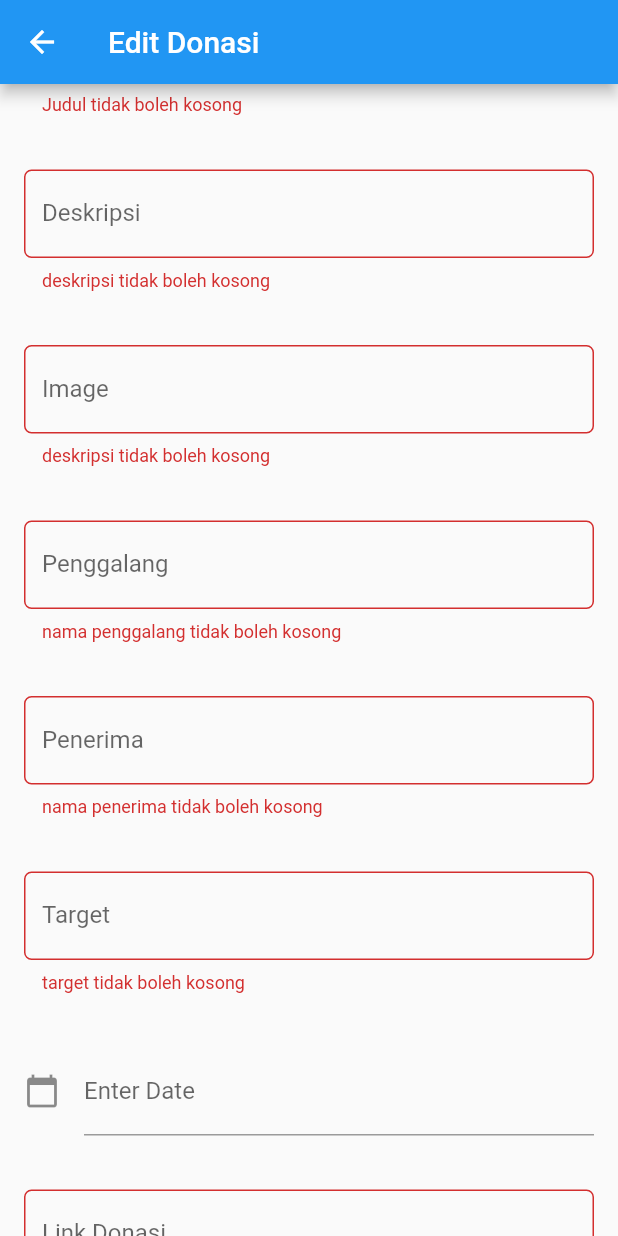
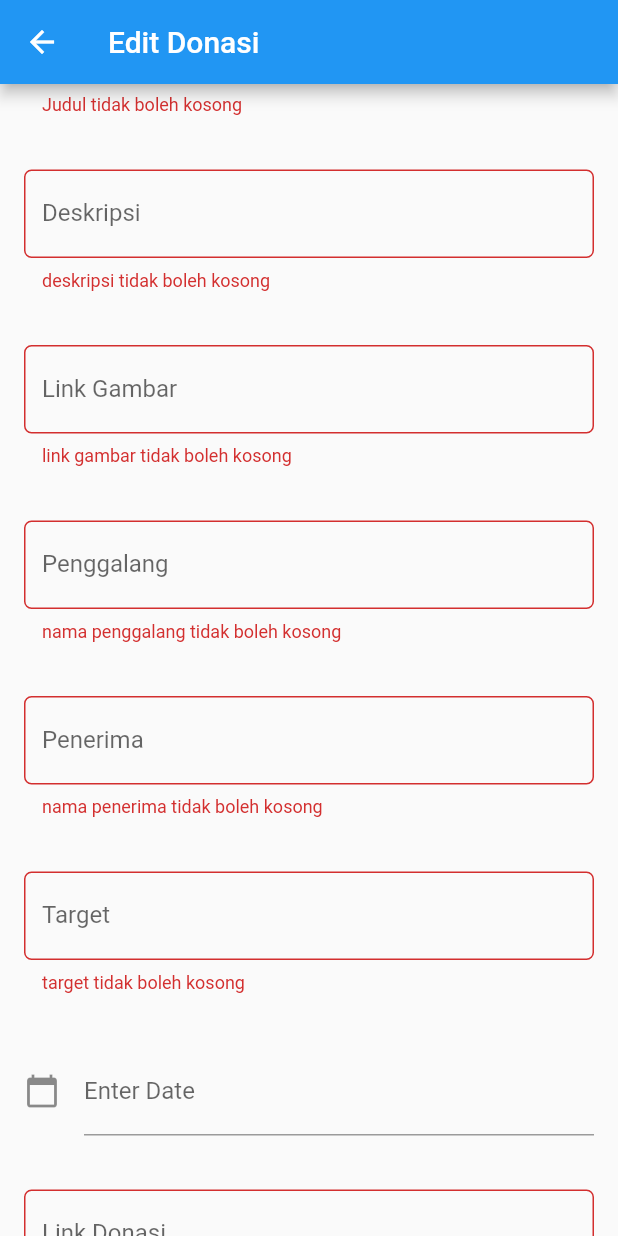
Before and after one commit to zuhalal/rumah-harapan-mobile, a Flutter app: the EditDonasiForm screen opened directly with empty values, scrolled down 144 dp, after a tap on "Donasi Sekarang", on a phone screen of 412 x 824 dp. Run offline on Flutter 3.47's test engine with Material 2 defaults, Android fonts, the light colour scheme and no system bars; our stand-ins replace carousel_slider, shared_preferences; accounts and stored records are empty; network calls fail.

Commit message:
Finish on local

```diff
--- a/donasi/lib/screens/donasi_add_form.dart
+++ b/donasi/lib/screens/donasi_add_form.dart
@@ -106,8 +106,8 @@ class _AddDonasiFormState extends State<AddDonasiForm> {
                             TextFormField(
                               autofocus: true,
                               decoration: new InputDecoration(
-                                hintText: "masukan gambar donasi",
-                                labelText: "Image",
+                                hintText: "masukan link gambar donasi",
+                                labelText: "Link Gambar",
                                 border: OutlineInputBorder(
                                     borderRadius:
                                         new BorderRadius.circular(5.0)),
@@ -252,7 +252,7 @@ class _AddDonasiFormState extends State<AddDonasiForm> {
                               onPressed: () async {
                                 if (_formKey.currentState!.validate()) {
                                   final response = await request.postJson(
-                                      "http://rumah-harapan.herokuapp.com/donasi/addAPI",
+                                      "http://10.0.2.2:8000/donasi/addAPI",
                                       convert.jsonEncode(<String, String>{
                                         'author': request.username,
                                         'title': titleFieldsValue,
--- a/donasi/lib/screens/donasi_edit_form.dart
+++ b/donasi/lib/screens/donasi_edit_form.dart
@@ -106,15 +106,15 @@ class _EditDonasiFormState extends State<EditDonasiForm> {
                             TextFormField(
                               autofocus: true,
                               decoration: new InputDecoration(
-                                hintText: "masukan gambar donasi",
-                                labelText: "Image",
+                                hintText: "masukan link gambar donasi",
+                                labelText: "Link Gambar",
                                 border: OutlineInputBorder(
                                     borderRadius:
                                     new BorderRadius.circular(5.0)),
                               ),
                               validator: (value) {
                                 if (value!.isEmpty) {
-                                  return 'deskripsi tidak boleh kosong';
+                                  return 'link gambar tidak boleh kosong';
                                 }
                                 imageFieldsValue = value;
                                 return null;
@@ -252,7 +252,7 @@ class _EditDonasiFormState extends State<EditDonasiForm> {
                               onPressed: () async {
                                   if (_formKey.currentState!.validate()) {
                                     final response = await request.postJson(
-                                  "http://rumah-harapan.herokuapp.com/donasi/editAPI/" + widget.id.toString(),
+                                        "http://10.0.2.2:8000/donasi/editAPI/" + widget.id.toString(),
                                         convert.jsonEncode(<String, String>{
                                           'author': request.username,
                                           'title': titleFieldsValue,
@@ -261,13 +261,13 @@ class _EditDonasiFormState extends State<EditDonasiForm> {
                                           'penggalang': penggalangFieldsValue,
                                           'penerima': penerimaFieldsValue,
                                           'target': targetFieldsValue,
-                                  'due_date': dateinput.text.toString(),
+                                          'due_date': dateinput.text,
                                           'link_donasi': linkFieldsValue,
                                         }));
                                     if (response['status'] == 'success') {
                                       ScaffoldMessenger.of(context)
                                           .showSnackBar(const SnackBar(
-                                  content: Text("Donasi baru telah berhasil disimpan!"),
+                                        content: Text("Donasi berhasil diedit!"),
                                       ));
                                       Navigator.pushReplacementNamed(
                                           context, DonasiHome.routeName);
--- a/lib/cookies.dart
+++ b/lib/cookies.dart
@@ -88,11 +88,10 @@ class CookieRequest {
     print(data);
     // Add additional header
     headers['Content-Type'] = 'application/json; charset=UTF-8';
+    headers['Connection'] = 'Keep-Alive';
     http.Response response =
     await _client.post(Uri.parse(url), body: data, headers: headers);
     // Remove used additional header
-    print("ini respon ");
-    print(response);
     print(response.body);
     headers.remove('Content-Type');
     updateCookie(response);
--- a/lib/main.dart
+++ b/lib/main.dart
@@ -1,3 +1,4 @@
+import 'package:donasi/screens/donasi_add_form.dart';
 import 'package:donasi/screens/donasi_home.dart';
 import 'package:flutter/material.dart';
 import 'cookies.dart';
@@ -35,7 +36,8 @@ class MyApp extends StatelessWidget {
             RegisterScreen.routeName: (ctx) => RegisterScreen(),
             LoginScreen.routeName: (ctx) => LoginScreen(),
             AfterLogin.routeName: (ctx) => AfterLogin(),
-            DonasiHome.routeName: (ctx) => DonasiHome()
+            DonasiHome.routeName: (ctx) => DonasiHome(),
+            AddDonasiForm.routeName: (ctx) => AddDonasiForm()
           },
         ));
   }
--- a/lib/widgets/main_drawer_login.dart
+++ b/lib/widgets/main_drawer_login.dart
@@ -62,7 +62,7 @@ class MainDrawerLogin extends StatelessWidget {
             Navigator.pop(context);
           }),
           buildListTile('Logout', Icons.logout,  () async {
-            final response = await request.logoutAccount("https://rumah-harapan.herokuapp.com/logout2");
+            final response = await request.logoutAccount("http://10.0.2.2:8000/logout2");
             if (response['status']) {
               ScaffoldMessenger.of(context).showSnackBar(const SnackBar(
                 content: Text("Successfully logged out!"),
--- a/pubspec.yaml
+++ b/pubspec.yaml
@@ -43,7 +43,7 @@ dependencies:
   # Use with the CupertinoIcons class for iOS style icons.
   cupertino_icons: ^1.0.2
   carousel_slider: ^4.0.0
-  http: ^0.13.1
+  http: ^0.13.4
   provider: ^6.0.1
   shared_preferences: ^2.0.11
 
```
Also changed, not shown: donasi/lib/screens/donasi_home.dart (+24 -20 lines), donasi/lib/widgets/card_carousel.dart (+72 -43 lines), donasi/lib/widgets/container_donasi.dart (+7 -30 lines), lib/screens/login_screen.dart (+7 -2 lines), assets/images/donasi/2953962.jpg (added), assets/images/donasi/2953962.png (added), pubspec.lock. Lines whose indentation alone changed are shown as unchanged.
